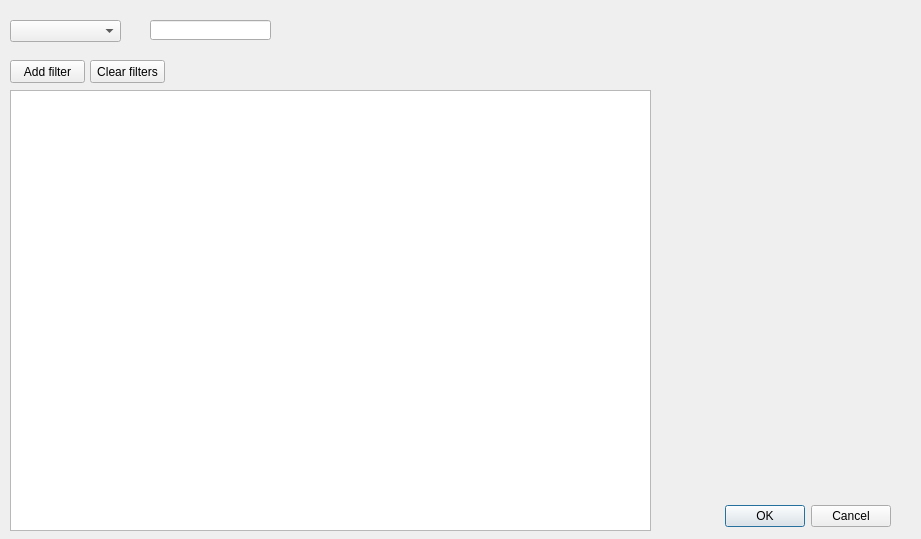
Before: the Qt Designer form gui/main_window.ui in Keisa432/UBD_tool, drawn with Qt 5.
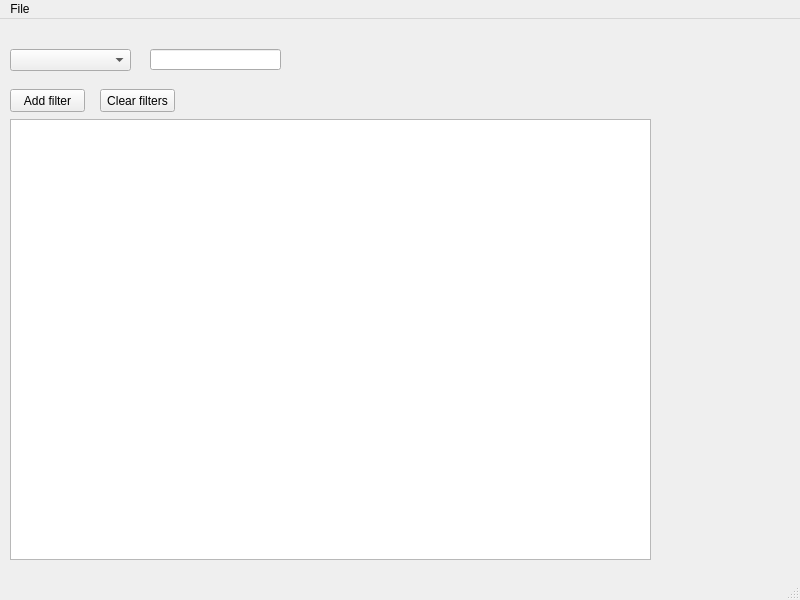
After: the same form once the commit is applied.

Commit message: MOD: use file dialog to load csv

What changed in the file:
```diff
--- a/gui/main_window.ui
+++ b/gui/main_window.ui
@@ -1,90 +1,99 @@
 <?xml version="1.0" encoding="UTF-8"?>
 <ui version="4.0">
- <class>OBD_tool</class>
- <widget class="QDialog" name="OBD_tool">
+ <class>MainWindow</class>
+ <widget class="QMainWindow" name="MainWindow">
   <property name="geometry">
    <rect>
     <x>0</x>
     <y>0</y>
-    <width>921</width>
-    <height>539</height>
+    <width>800</width>
+    <height>600</height>
    </rect>
   </property>
   <property name="windowTitle">
    <string>Dialog</string>
   </property>
-  <widget class="QDialogButtonBox" name="buttonBox">
-   <property name="geometry">
-    <rect>
-     <x>710</x>
-     <y>500</y>
-     <width>181</width>
-     <height>32</height>
-    </rect>
-   </property>
-   <property name="orientation">
-    <enum>Qt::Horizontal</enum>
-   </property>
-   <property name="standardButtons">
-    <set>QDialogButtonBox::Cancel|QDialogButtonBox::Ok</set>
-   </property>
+  <widget class="QWidget" name="centralwidget">
+   <widget class="QComboBox" name="comboBox">
+    <property name="geometry">
+     <rect>
+      <x>10</x>
+      <y>30</y>
+      <width>121</width>
+      <height>22</height>
+     </rect>
+    </property>
+   </widget>
+   <widget class="QLineEdit" name="lineEdit">
+    <property name="geometry">
+     <rect>
+      <x>150</x>
+      <y>30</y>
+      <width>131</width>
+      <height>21</height>
+     </rect>
+    </property>
+   </widget>
+   <widget class="QPushButton" name="add_filter">
+    <property name="geometry">
+     <rect>
+      <x>10</x>
+      <y>70</y>
+      <width>75</width>
+      <height>23</height>
+     </rect>
+    </property>
+    <property name="text">
+     <string>Add filter</string>
+    </property>
+   </widget>
+   <widget class="QPushButton" name="clear_filters">
+    <property name="geometry">
+     <rect>
+      <x>100</x>
+      <y>70</y>
+      <width>75</width>
+      <height>23</height>
+     </rect>
+    </property>
+    <property name="text">
+     <string>Clear filters</string>
+    </property>
+   </widget>
+   <widget class="QTableView" name="inventoryTable">
+    <property name="geometry">
+     <rect>
+      <x>10</x>
+      <y>100</y>
+      <width>641</width>
+      <height>441</height>
+     </rect>
+    </property>
+   </widget>
   </widget>
-  <widget class="QTableView" name="inventoryTable">
+  <widget class="QMenuBar" name="menubar">
    <property name="geometry">
     <rect>
-     <x>10</x>
-     <y>90</y>
-     <width>641</width>
-     <height>441</height>
+     <x>0</x>
+     <y>0</y>
+     <width>800</width>
+     <height>21</height>
     </rect>
    </property>
+   <widget class="QMenu" name="menuFile">
+    <property name="title">
+     <string>File</string>
+    </property>
+    <addaction name="actionLoad"/>
+   </widget>
+   <addaction name="menuFile"/>
   </widget>
-  <widget class="QPushButton" name="add_filter">
-   <property name="geometry">
-    <rect>
-     <x>10</x>
-     <y>60</y>
-     <width>75</width>
-     <height>23</height>
-    </rect>
-   </property>
+  <widget class="QStatusBar" name="statusbar"/>
+  <action name="actionLoad">
    <property name="text">
-    <string>Add filter</string>
+    <string>Load CSV file</string>
    </property>
-  </widget>
-  <widget class="QPushButton" name="clear_filters">
-   <property name="geometry">
-    <rect>
-     <x>90</x>
-     <y>60</y>
-     <width>75</width>
-     <height>23</height>
-    </rect>
-   </property>
-   <property name="text">
-    <string>Clear filters</string>
-   </property>
-  </widget>
-  <widget class="QComboBox" name="comboBox">
-   <property name="geometry">
-    <rect>
-     <x>10</x>
-     <y>20</y>
-     <width>111</width>
-     <height>22</height>
-    </rect>
-   </property>
-  </widget>
-  <widget class="QLineEdit" name="lineEdit">
-   <property name="geometry">
-    <rect>
-     <x>150</x>
-     <y>20</y>
-     <width>121</width>
-     <height>20</height>
-    </rect>
-   </property>
-  </widget>
+  </action>
  </widget>
  <resources/>
  <connections>
```
Left out of the diff: 37 changed lines with no effect on the pictures. The commit also changes 3 other files.
